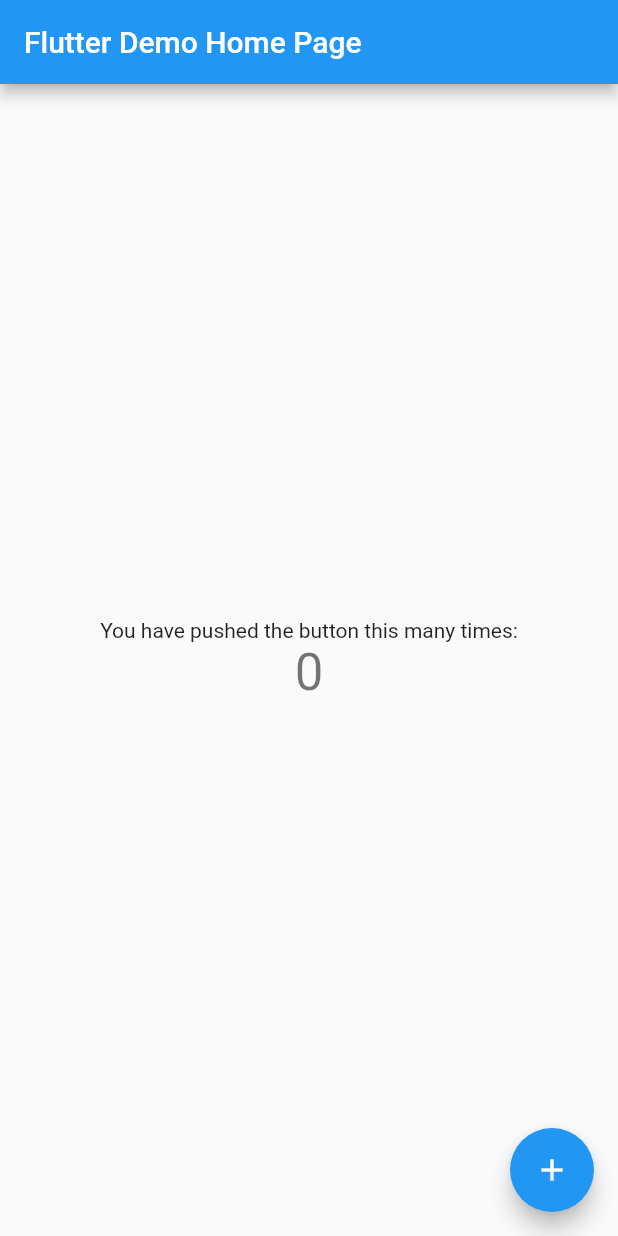
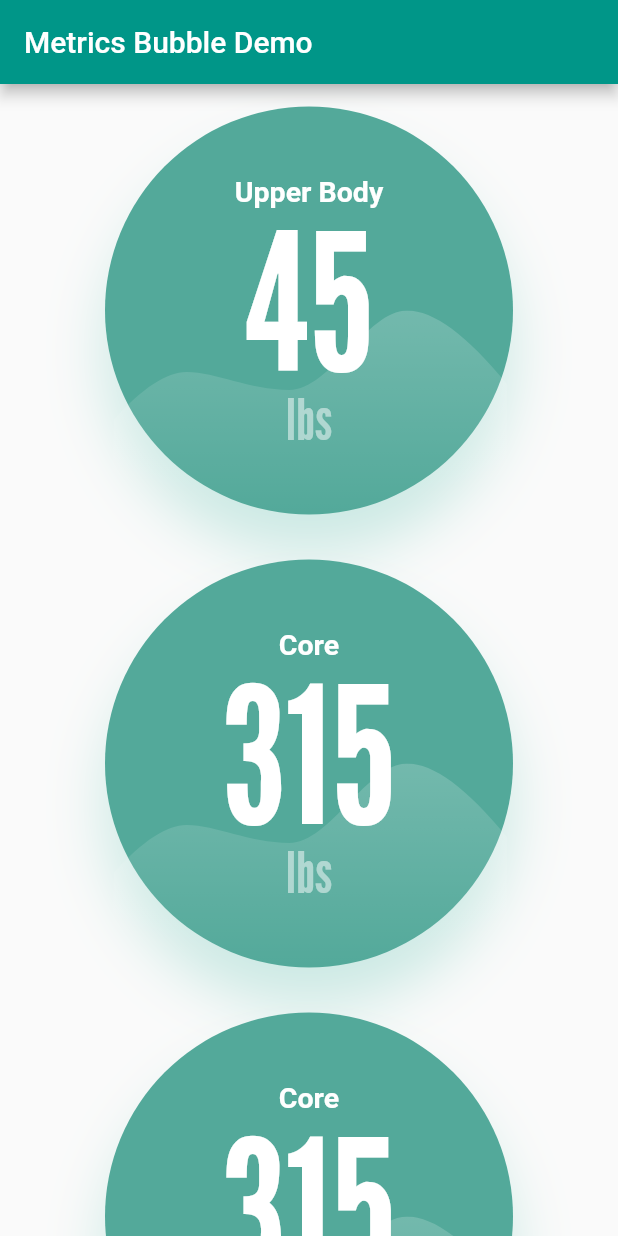
Before and after one commit to txvu100/metrics-bubble-demo, a Flutter app: the screen it shows after launch, on a phone screen of 412 x 824 dp. Run offline on Flutter 3.47's test engine with Material 2 defaults, Android fonts, the phone set to English and light mode, and no system bars; our stand-ins replace flutter_svg; Roboto replaces fonts that are missing (Helvetica).

Commit message:
Finished bubble.

```diff
--- a/lib/main.dart
+++ b/lib/main.dart
@@ -1,113 +1,63 @@
 import 'package:flutter/material.dart';
+import 'package:metrics_bubble_demo/model/body_weight.dart';
+import 'package:metrics_bubble_demo/view/metric_bubble.dart';
 
 void main() {
   runApp(MyApp());
 }
 
 class MyApp extends StatelessWidget {
-  // This widget is the root of your application.
   @override
   Widget build(BuildContext context) {
     return MaterialApp(
-      title: 'Flutter Demo',
+      title: 'Metrics Bubble Demo',
       theme: ThemeData(
-        // This is the theme of your application.
-        //
-        // Try running your application with "flutter run". You'll see the
-        // application has a blue toolbar. Then, without quitting the app, try
-        // changing the primarySwatch below to Colors.green and then invoke
-        // "hot reload" (press "r" in the console where you ran "flutter run",
-        // or simply save your changes to "hot reload" in a Flutter IDE).
-        // Notice that the counter didn't reset back to zero; the application
-        // is not restarted.
-        primarySwatch: Colors.blue,
+        primarySwatch: Colors.teal,
       ),
-      home: MyHomePage(title: 'Flutter Demo Home Page'),
+      home: MyHomePage(),
     );
   }
 }
 
 class MyHomePage extends StatefulWidget {
-  MyHomePage({Key? key, required this.title}) : super(key: key);
-
-  // This widget is the home page of your application. It is stateful, meaning
-  // that it has a State object (defined below) that contains fields that affect
-  // how it looks.
-
-  // This class is the configuration for the state. It holds the values (in this
-  // case the title) provided by the parent (in this case the App widget) and
-  // used by the build method of the State. Fields in a Widget subclass are
-  // always marked "final".
-
-  final String title;
+  MyHomePage();
 
   @override
   _MyHomePageState createState() => _MyHomePageState();
 }
 
 class _MyHomePageState extends State<MyHomePage> {
-  int _counter = 0;
+  List<BodyWeight> bodyWeights = [];
 
-  void _incrementCounter() {
-    setState(() {
-      // This call to setState tells the Flutter framework that something has
-      // changed in this State, which causes it to rerun the build method below
-      // so that the display can reflect the updated values. If we changed
-      // _counter without calling setState(), then the build method would not be
-      // called again, and so nothing would appear to happen.
-      _counter++;
-    });
+  @override
+  void initState() {
+    super.initState();
+    // We can inject data from Provider or BLOC to this screen,
+    // but the sake of implementation for this demo, I initialize some data right here to use.
+    BodyWeight upperBodyWeight = BodyWeight(label: 'Upper Body');
+    upperBodyWeight.weight = 45;
+    bodyWeights.add(upperBodyWeight);
+
+    BodyWeight coreWeight = BodyWeight(label: 'Core');
+    coreWeight.weight = 123;
+    bodyWeights.add(coreWeight);
+
+    BodyWeight lowerWeight = BodyWeight(label: 'Lower Body');
+    coreWeight.weight = 315;
+    bodyWeights.add(coreWeight);
   }
 
   @override
   Widget build(BuildContext context) {
-    // This method is rerun every time setState is called, for instance as done
-    // by the _incrementCounter method above.
-    //
-    // The Flutter framework has been optimized to make rerunning build methods
-    // fast, so that you can just rebuild anything that needs updating rather
-    // than having to individually change instances of widgets.
     return Scaffold(
-      appBar: AppBar(
-        // Here we take the value from the MyHomePage object that was created by
-        // the App.build method, and use it to set our appbar title.
-        title: Text(widget.title),
-      ),
-      body: Center(
-        // Center is a layout widget. It takes a single child and positions it
-        // in the middle of the parent.
-        child: Column(
-          // Column is also a layout widget. It takes a list of children and
-          // arranges them vertically. By default, it sizes itself to fit its
-          // children horizontally, and tries to be as tall as its parent.
-          //
-          // Invoke "debug painting" (press "p" in the console, choose the
-          // "Toggle Debug Paint" action from the Flutter Inspector in Android
-          // Studio, or the "Toggle Debug Paint" command in Visual Studio Code)
-          // to see the wireframe for each widget.
-          //
-          // Column has various properties to control how it sizes itself and
-          // how it positions its children. Here we use mainAxisAlignment to
-          // center the children vertically; the main axis here is the vertical
-          // axis because Columns are vertical (the cross axis would be
-          // horizontal).
-          mainAxisAlignment: MainAxisAlignment.center,
-          children: <Widget>[
-            Text(
-              'You have pushed the button this many times:',
-            ),
-            Text(
-              '$_counter',
-              style: Theme.of(context).textTheme.headline4,
-            ),
-          ],
+        appBar: AppBar(
+          title: Text('Metrics Bubble Demo'),
         ),
-      ),
-      floatingActionButton: FloatingActionButton(
-        onPressed: _incrementCounter,
-        tooltip: 'Increment',
-        child: Icon(Icons.add),
-      ), // This trailing comma makes auto-formatting nicer for build methods.
-    );
+        body: Container(
+          child: ListView.builder(
+            itemCount: bodyWeights.length,
+            itemBuilder: (context, index) => MetricBubble(bodyWeights[index]),
+          ),
+        ));
   }
 }
--- /dev/null
+++ b/lib/model/body_weight.dart
@@ -0,0 +1,17 @@
+class BodyWeight {
+  String label = '';
+  int? weight; // weight can be null if the data is not available
+
+  BodyWeight({required label}) {
+    this.label = label;
+  }
+
+  // int? get weight => _weight;
+  //
+  // set weight(int? value) {
+  //   if (value! < 0 && value! > 350)
+  //     throw new ArgumentError();
+  //   else
+  //     _weight = value;
+  // }
+}
--- /dev/null
+++ b/lib/view/edit_popup.dart
@@ -0,0 +1,10 @@
+import 'package:flutter/material.dart';
+
+class EditPopUp extends StatelessWidget {
+  const EditPopUp({Key? key}) : super(key: key);
+
+  @override
+  Widget build(BuildContext context) {
+    return Container();
+  }
+}
--- /dev/null
+++ b/lib/view/metric_bubble.dart
@@ -0,0 +1,94 @@
+import 'package:flutter/material.dart';
+import 'package:metrics_bubble_demo/model/body_weight.dart';
+import 'package:flutter_svg/flutter_svg.dart';
+
+class MetricBubble extends StatelessWidget {
+  static const bubbleDiameter = 272.0;
+
+  static const bubbleBoxDecoration = BoxDecoration(
+    color: Color(0xff53a99a),
+    shape: BoxShape.circle,
+    boxShadow: [
+      BoxShadow(
+        offset: Offset(0, 27),
+        blurRadius: 33,
+        color: Color(0x3827ae96),
+      )
+    ],
+  );
+
+  static const labelTextStyle = TextStyle(
+    fontFamily: 'Helvetica',
+    fontWeight: FontWeight.bold,
+    fontSize: 19,
+    color: Colors.white,
+  );
+
+  static const weightTextStyle = TextStyle(
+    fontFamily: 'League Gothic',
+    fontSize: 127,
+    height: 1.1,
+    color: Colors.white,
+    // backgroundColor: Colors.amber
+  );
+
+  static const unitTextStyle = TextStyle(
+    fontFamily: 'League Gothic',
+    fontSize: 38,
+    color: Color(0x80ffffff),
+    height: 0.5,
+  );
+
+  final BodyWeight bodyWeight;
+
+  const MetricBubble(this.bodyWeight);
+
+  @override
+  Widget build(BuildContext context) {
+    return GestureDetector(
+      onTap: () {print('dsfsd');},
+      child: Container(
+        margin: const EdgeInsets.all(15.0),
+        decoration: bubbleBoxDecoration,
+        height: bubbleDiameter,
+        width: bubbleDiameter,
+        child: Center(
+          child: Stack(
+            children: [
+              Center(
+                child: Column(
+                  mainAxisAlignment: MainAxisAlignment.center,
+                  children: [
+                    Text(
+                      bodyWeight.label,
+                      style: labelTextStyle,
+                    ),
+                    Text(
+                      '${bodyWeight.weight}',
+                      style: weightTextStyle,
+                    ),
+                    Text(
+                      'lbs',
+                      style: unitTextStyle,
+                    ),
+                  ],
+                ),
+              ),
+              Column(
+                crossAxisAlignment: CrossAxisAlignment.center,
+                children: [
+                  Spacer(flex: 2,),
+                  Center(
+                    child: SvgPicture.asset(
+                      'images/graph.svg',
+                    ),
+                  ),
+                ],
+              ),
+            ],
+          ),
+        ),
+      ),
+    );
+  }
+}
```
Also changed, not shown: pubspec.yaml (+9 -11 lines), fonts/LeagueGothic-Regular.ttf (added), images/graph.svg (added), pubspec.lock.
